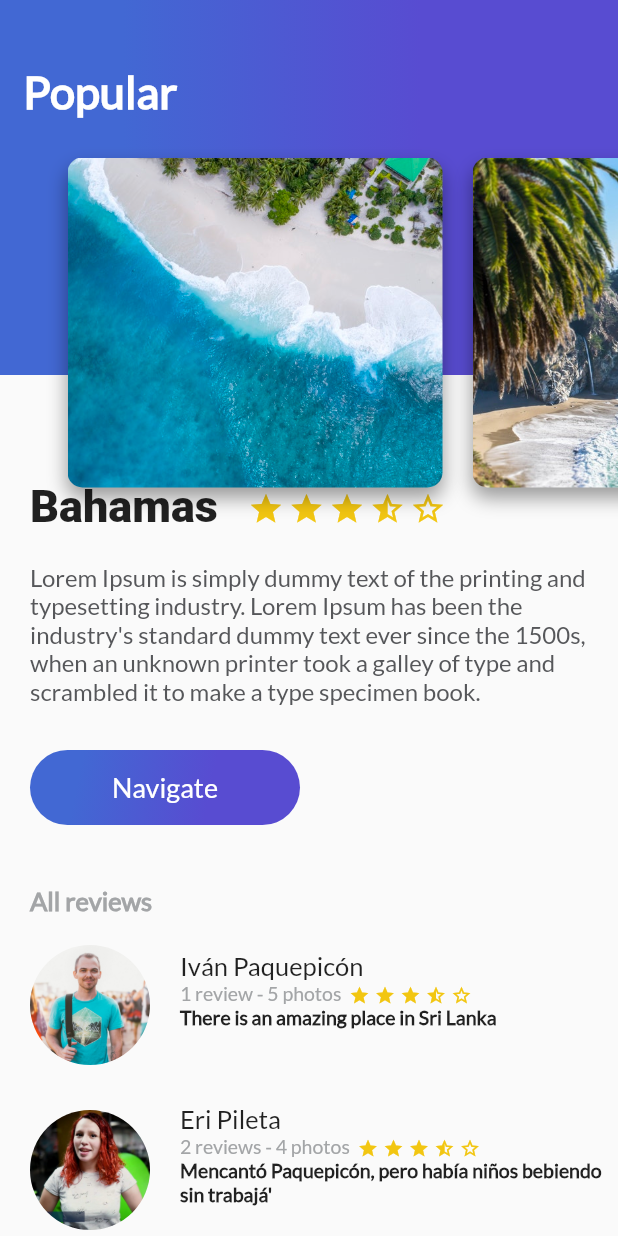
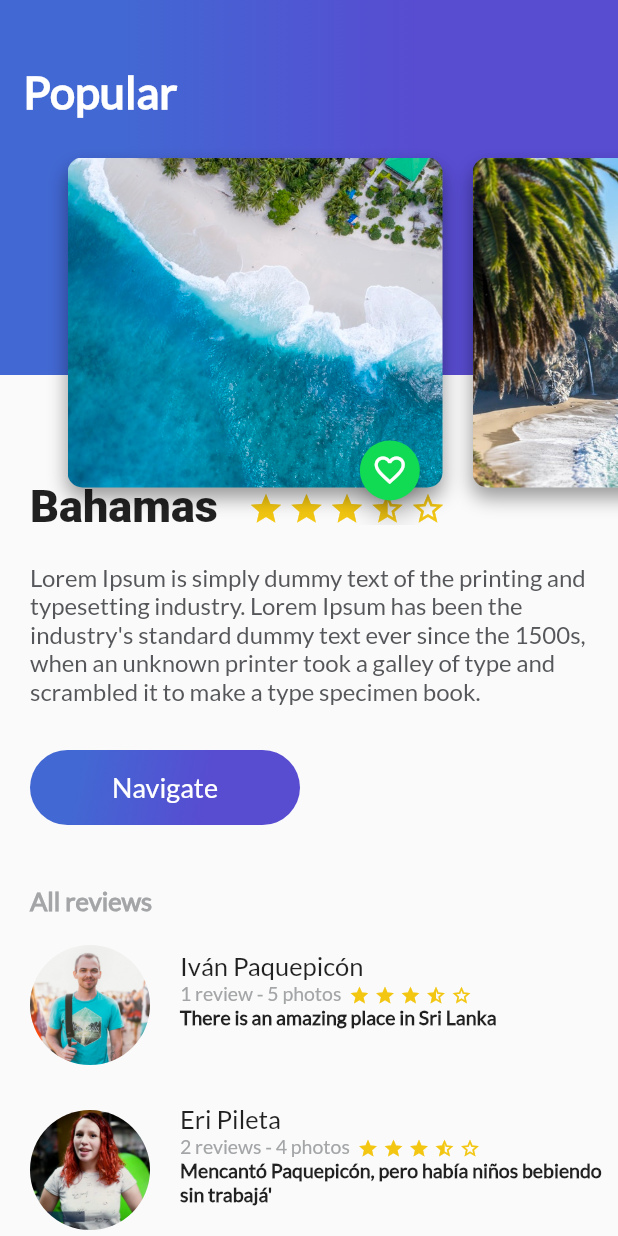
Before and after one commit to juaruiura/Platzi-trips-app, a Flutter app: the screen it shows after launch, on a phone screen of 412 x 824 dp. Run offline on Flutter 3.47's test engine with Material 2 defaults, Android fonts, the phone set to English and light mode, and no system bars.

Commit message:
added fab to the image cards

```diff
--- a/lib/card_image.dart
+++ b/lib/card_image.dart
@@ -1,4 +1,5 @@
 import 'package:flutter/material.dart';
+import 'package:platzi_trips_app/floating_action_button_green.dart';
 
 class CardImage extends StatelessWidget {
   String pathImage = "assets/img/beach.jpg";
@@ -6,7 +7,7 @@ class CardImage extends StatelessWidget {
 
   @override
   Widget build(BuildContext context) {
-    return Container(
+    final card = Container(
       height: 350.0,
       width: 250.0,
       margin: EdgeInsets.only(
@@ -29,5 +30,13 @@ class CardImage extends StatelessWidget {
         ]
       ),
     );
+
+    return Stack(
+      alignment: Alignment(0.9, 1.1),
+      children: <Widget>[
+        card,
+        FloatingActionButtonGreen(),
+      ],
+    );
   }
 }
--- /dev/null
+++ b/lib/floating_action_button_green.dart
@@ -0,0 +1,36 @@
+import 'package:flutter/material.dart';
+
+class FloatingActionButtonGreen extends StatefulWidget {
+  @override
+  _FloatingActionButtonGreenState createState() => _FloatingActionButtonGreenState();
+}
+
+class _FloatingActionButtonGreenState extends State<FloatingActionButtonGreen> {
+  @override
+  Widget build(BuildContext context) {
+    return FloatingActionButton(
+      backgroundColor: Color(0xFF11DA53),
+      mini: true,
+      tooltip: "Fav",
+      child: Icon(
+        this.pressed ? Icons.favorite : Icons.favorite_border,
+      ),
+      onPressed: onPressedFav,
+    );
+  }
+
+  bool pressed = false;
+
+  void onPressedFav() {
+    Scaffold.of(context).showSnackBar(
+      SnackBar(
+         content: Text(
+            this.pressed ? "Eliminado de Favoritos" : "Añadido a Favoritos",
+          ),
+      ),
+    );
+    setState(() {
+      pressed = !this.pressed;
+    });
+  }
+}
```
